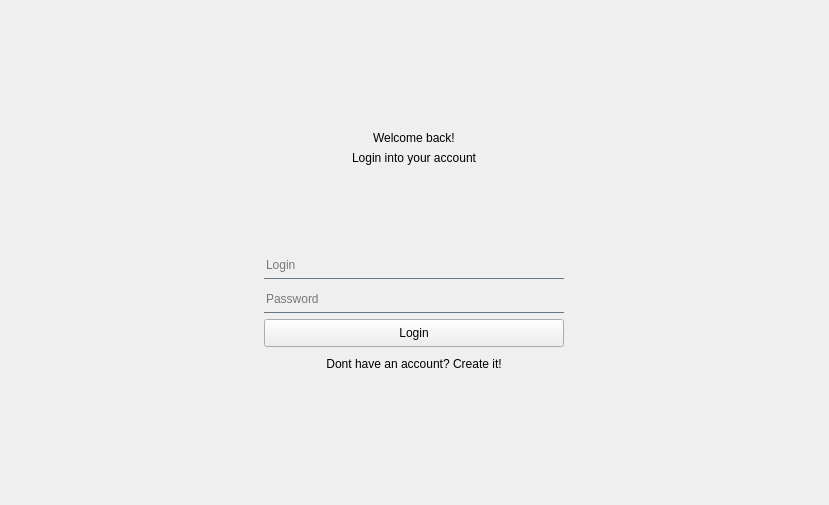
Qt form src/gui/login/loginPage.ui (GwinBest/onlineChat) before a commit.
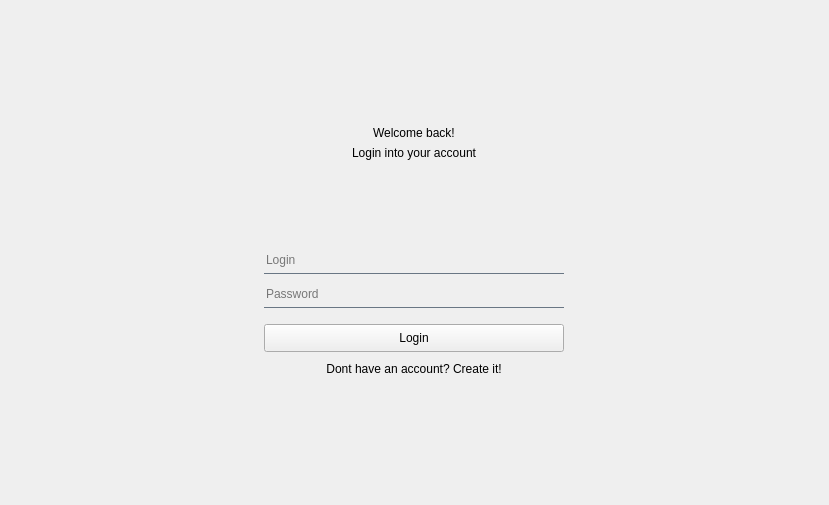
The same form after that commit.

```diff
--- a/src/gui/login/loginPage.ui
+++ b/src/gui/login/loginPage.ui
@@ -132,6 +132,22 @@
        </property>
       </widget>
      </item>
+     <item>
+      <spacer name="verticalSpacer_4">
+       <property name="orientation">
+        <enum>Qt::Orientation::Vertical</enum>
+       </property>
+       <property name="sizeType">
+        <enum>QSizePolicy::Policy::Minimum</enum>
+       </property>
+       <property name="sizeHint" stdset="0">
+        <size>
+         <width>20</width>
+         <height>10</height>
+        </size>
+       </property>
+      </spacer>
+     </item>
      <item alignment="Qt::AlignmentFlag::AlignHCenter|Qt::AlignmentFlag::AlignVCenter">
       <widget class="QPushButton" name="loginButton">
        <property name="minimumSize">
```
